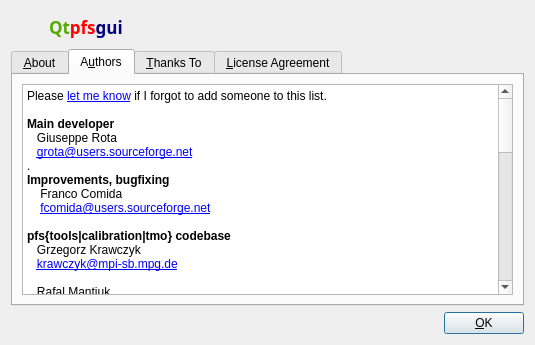
The window that forms/about.ui (LuminanceHDR/LuminanceHDR) describes before a commit, drawn with Qt 5.
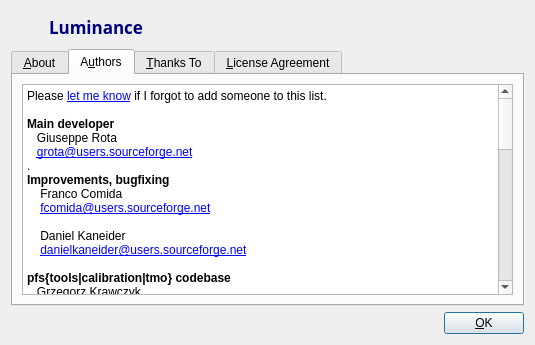
The same window after the commit. The open tabs and pages were chosen to show the change. Icons and pictures are not drawn.

Commit message: Project renamed to 'Luminance' (for TODOs have a look in changelog-file)

The edit to the form file:
```diff
--- a/forms/about.ui
+++ b/forms/about.ui
@@ -61,7 +61,7 @@
 &lt;html>&lt;head>&lt;meta name="qrichtext" content="1" />&lt;style type="text/css">
 p, li { white-space: pre-wrap; }
 &lt;/style>&lt;/head>&lt;body style=" font-family:'Sans Serif'; font-size:13pt; font-weight:400; font-style:normal;">
-&lt;p style=" margin-top:0px; margin-bottom:0px; margin-left:0px; margin-right:0px; -qt-block-indent:0; text-indent:0px;">&lt;span style=" font-weight:600; color:#55aa00;">Qt&lt;/span>&lt;span style=" font-weight:600; color:#ff0000;">pfs&lt;/span>&lt;span style=" font-weight:600; color:#00007f;">gui &lt;/span>&lt;/p>&lt;/body>&lt;/html></string>
+&lt;p style=" margin-top:0px; margin-bottom:0px; margin-left:0px; margin-right:0px; -qt-block-indent:0; text-indent:0px;">&lt;span style=" font-weight:600; color:#00007f;">Luminance &lt;/span>&lt;/p>&lt;/body>&lt;/html></string>
          </property>
         </widget>
        </item>
@@ -161,15 +161,18 @@
             <string>&lt;!DOCTYPE HTML PUBLIC "-//W3C//DTD HTML 4.0//EN" "http://www.w3.org/TR/REC-html40/strict.dtd">
 &lt;html>&lt;head>&lt;meta name="qrichtext" content="1" />&lt;style type="text/css">
 p, li { white-space: pre-wrap; }
-&lt;/style>&lt;/head>&lt;body style=" font-family:'Sans Serif'; font-size:10pt; font-weight:400; font-style:normal;">
-&lt;p style=" margin-top:0px; margin-bottom:0px; margin-left:0px; margin-right:0px; -qt-block-indent:0; text-indent:0px; font-size:9pt;">Please &lt;a href="mailto:grota@users.sourceforge.net">&lt;span style=" text-decoration: underline; color:#0000ff;">let me know&lt;/span>&lt;/a> if I forgot to add someone to this list.&lt;/p>
-&lt;p style=" margin-top:0px; margin-bottom:0px; margin-left:0px; margin-right:0px; -qt-block-indent:0; text-indent:0px; font-size:9pt;">&lt;br />&lt;span style=" font-weight:600;">Main developer&lt;/span>&lt;/p>
-&lt;p style=" margin-top:0px; margin-bottom:0px; margin-left:0px; margin-right:0px; -qt-block-indent:0; text-indent:0px; font-size:9pt;">   Giuseppe Rota&lt;br />   &lt;a href="mailto:grota@users.sourceforge.net">&lt;span style=" text-decoration: underline; color:#0000ff;">grota@users.sourceforge.net&lt;/span>&lt;/a>&lt;br />.&lt;br />&lt;span style=" font-weight:600;">Improvements, bugfixing&lt;/span>&lt;/p>
-&lt;p style=" margin-top:0px; margin-bottom:0px; margin-left:0px; margin-right:0px; -qt-block-indent:0; text-indent:0px; font-size:9pt;">    Franco Comida&lt;/p>
-&lt;p style=" margin-top:0px; margin-bottom:0px; margin-left:0px; margin-right:0px; -qt-block-indent:0; text-indent:0px; font-size:9pt;">    &lt;a href="mailto:fcomida@users.sourceforge.net">&lt;span style=" text-decoration: underline; color:#0000ff;">fcomida@users.sourceforge.net&lt;/span>&lt;/a>&lt;/p>
-&lt;p style="-qt-paragraph-type:empty; margin-top:0px; margin-bottom:0px; margin-left:0px; margin-right:0px; -qt-block-indent:0; text-indent:0px; font-size:9pt; text-decoration: underline; color:#0000ff;">&lt;/p>
-&lt;p style=" margin-top:0px; margin-bottom:0px; margin-left:0px; margin-right:0px; -qt-block-indent:0; text-indent:0px; font-size:9pt;">&lt;span style=" font-weight:600;">pfs{tools|calibration|tmo} codebase&lt;/span>&lt;br />   Grzegorz Krawczyk&lt;br />   &lt;a href="mailto:krawczyk@mpi-sb.mpg.de">&lt;span style=" text-decoration: underline; color:#0000ff;">krawczyk@mpi-sb.mpg.de&lt;/span>&lt;/a>&lt;br />   &lt;br />   Rafal Mantiuk&lt;br />   &lt;a href="mailto:mantiuk@mpi-sb.mpg.de">&lt;span style=" text-decoration: underline; color:#0000ff;">mantiuk@mpi-sb.mpg.de &lt;/span>&lt;/a>&lt;/p>
-&lt;p style=" margin-top:0px; margin-bottom:0px; margin-left:0px; margin-right:0px; -qt-block-indent:0; text-indent:0px; font-size:9pt; text-decoration: underline; color:#0000ff;">&lt;br />&lt;span style=" font-weight:600; text-decoration:none; color:#000000;">G.Ward's Mean Threshold Bitmap (MTB) algorithm &lt;/span>&lt;span style=" text-decoration:none; color:#000000;">&lt;br />   Nicholas Phillips&lt;br />   &lt;/span>&lt;a href="ngphillips@gmail.com">ngphillips@gmail.com&lt;/a>&lt;span style=" text-decoration:none; color:#000000;">&lt;br />  &lt;br />&lt;/span>&lt;span style=" font-weight:600; text-decoration:none; color:#000000;">Russian translator, fixed usability issues, .desktop file&lt;/span>&lt;span style=" text-decoration:none; color:#000000;">&lt;br />   Alexandre Prokoudine&lt;br />   &lt;/span>&lt;a href="alexandre.prokoudine@gmail.com">alexandre.prokoudine@gmail.com&lt;/a>&lt;span style=" text-decoration:none; color:#000000;">&lt;br />   &lt;br />&lt;/span>&lt;span style=" font-weight:600; text-decoration:none; color:#000000;">Mac OS X packager, Norwegian translator&lt;/span>&lt;span style=" text-decoration:none; color:#000000;">&lt;br />   Åsmund Ødegård&lt;br />   &lt;/span>&lt;a href="mandus@users.sourceforge.net">mandus@users.sourceforge.net&lt;/a>&lt;span style=" text-decoration:none; color:#000000;">&lt;br />   &lt;br />&lt;/span>&lt;span style=" font-weight:600; text-decoration:none; color:#000000;">Turkish translato&lt;/span>&lt;span style=" text-decoration:none; color:#000000;">r&lt;br />   Mustafa GÜNAY&lt;br />   .&lt;br />&lt;/span>&lt;span style=" font-weight:600; text-decoration:none; color:#000000;">French translator and Ubuntu packager&lt;/span>&lt;span style=" text-decoration:none; color:#000000;">  &lt;br />   Cyril Lavier&lt;br />   &lt;br />&lt;/span>&lt;span style=" font-weight:600; text-decoration:none; color:#000000;">Spanish translator&lt;/span>&lt;span style=" text-decoration:none; color:#000000;">&lt;br />   Alberto Garcia&lt;br />   &lt;br />&lt;/span>&lt;span style=" font-weight:600; text-decoration:none; color:#000000;">German translator&lt;/span>&lt;span style=" text-decoration:none; color:#000000;">&lt;br />   Ralph Kaeppeli&lt;br />   .&lt;br />&lt;/span>&lt;span style=" font-weight:600; text-decoration:none; color:#000000;">Czech translator&lt;/span>&lt;span style=" text-decoration:none; color:#000000;">&lt;br />   Jan Gemela&lt;br />   &lt;br />&lt;/span>&lt;span style=" font-weight:600; text-decoration:none; color:#000000;">Polish translator&lt;/span>&lt;span style=" text-decoration:none; color:#000000;">&lt;br />   Maciej Dziardziel&lt;br />   &lt;br />&lt;/span>&lt;span style=" font-weight:600; text-decoration:none; color:#000000;">FreeBSD patches and maintainers&lt;/span>&lt;span style=" text-decoration:none; color:#000000;">&lt;br />   Bertrand Petit and Steffen Beyer&lt;br />&lt;/span>&lt;/p>&lt;/body>&lt;/html></string>
+&lt;/style>&lt;/head>&lt;body style=" font-family:'MS Shell Dlg 2'; font-size:8.25pt; font-weight:400; font-style:normal;">
+&lt;p style=" margin-top:0px; margin-bottom:0px; margin-left:0px; margin-right:0px; -qt-block-indent:0; text-indent:0px; font-family:'Sans Serif'; font-size:9pt;">Please &lt;a href="mailto:grota@users.sourceforge.net">&lt;span style=" text-decoration: underline; color:#0000ff;">let me know&lt;/span>&lt;/a> if I forgot to add someone to this list.&lt;/p>
+&lt;p style=" margin-top:0px; margin-bottom:0px; margin-left:0px; margin-right:0px; -qt-block-indent:0; text-indent:0px; font-family:'Sans Serif'; font-size:9pt;">&lt;br />&lt;span style=" font-weight:600;">Main developer&lt;/span>&lt;/p>
+&lt;p style=" margin-top:0px; margin-bottom:0px; margin-left:0px; margin-right:0px; -qt-block-indent:0; text-indent:0px; font-family:'Sans Serif'; font-size:9pt;">   Giuseppe Rota&lt;br />   &lt;a href="mailto:grota@users.sourceforge.net">&lt;span style=" text-decoration: underline; color:#0000ff;">grota@users.sourceforge.net&lt;/span>&lt;/a>&lt;br />.&lt;br />&lt;span style=" font-weight:600;">Improvements, bugfixing&lt;/span>&lt;/p>
+&lt;p style=" margin-top:0px; margin-bottom:0px; margin-left:0px; margin-right:0px; -qt-block-indent:0; text-indent:0px; font-family:'Sans Serif'; font-size:9pt;">    Franco Comida&lt;/p>
+&lt;p style=" margin-top:0px; margin-bottom:0px; margin-left:0px; margin-right:0px; -qt-block-indent:0; text-indent:0px; font-family:'Sans Serif'; font-size:9pt;">    &lt;a href="mailto:fcomida@users.sourceforge.net">&lt;span style=" text-decoration: underline; color:#0000ff;">fcomida@users.sourceforge.net&lt;/span>&lt;/a>&lt;/p>
+&lt;p style="-qt-paragraph-type:empty; margin-top:0px; margin-bottom:0px; margin-left:0px; margin-right:0px; -qt-block-indent:0; text-indent:0px; font-family:'Sans Serif'; font-size:9pt; text-decoration: underline; color:#0000ff;">&lt;/p>
+&lt;p style=" margin-top:0px; margin-bottom:0px; margin-left:0px; margin-right:0px; -qt-block-indent:0; text-indent:0px; font-family:'Sans Serif'; font-size:9pt;">    Daniel Kaneider&lt;/p>
+&lt;p style=" margin-top:0px; margin-bottom:0px; margin-left:0px; margin-right:0px; -qt-block-indent:0; text-indent:0px; font-family:'Sans Serif'; font-size:9pt;">    &lt;a href="mailto:danielkaneider@users.sourceforge.net">&lt;span style=" text-decoration: underline; color:#0000ff;">danielkaneider@users.sourceforge.net&lt;/span>&lt;/a>&lt;/p>
+&lt;p style="-qt-paragraph-type:empty; margin-top:0px; margin-bottom:0px; margin-left:0px; margin-right:0px; -qt-block-indent:0; text-indent:0px; font-family:'Sans Serif'; font-size:9pt; text-decoration: underline; color:#0000ff;">&lt;/p>
+&lt;p style=" margin-top:0px; margin-bottom:0px; margin-left:0px; margin-right:0px; -qt-block-indent:0; text-indent:0px; font-family:'Sans Serif'; font-size:9pt;">&lt;span style=" font-weight:600;">pfs{tools|calibration|tmo} codebase&lt;/span>&lt;br />   Grzegorz Krawczyk&lt;br />   &lt;a href="mailto:krawczyk@mpi-sb.mpg.de">&lt;span style=" text-decoration: underline; color:#0000ff;">krawczyk@mpi-sb.mpg.de&lt;/span>&lt;/a>&lt;br />   &lt;br />   Rafal Mantiuk&lt;br />   &lt;a href="mailto:mantiuk@mpi-sb.mpg.de">&lt;span style=" text-decoration: underline; color:#0000ff;">mantiuk@mpi-sb.mpg.de &lt;/span>&lt;/a>&lt;/p>
+&lt;p style=" margin-top:0px; margin-bottom:0px; margin-left:0px; margin-right:0px; -qt-block-indent:0; text-indent:0px; font-family:'Sans Serif'; font-size:9pt; text-decoration: underline; color:#0000ff;">&lt;br />&lt;span style=" font-weight:600; text-decoration:none; color:#000000;">G.Ward's Mean Threshold Bitmap (MTB) algorithm &lt;/span>&lt;span style=" text-decoration:none; color:#000000;">&lt;br />   Nicholas Phillips&lt;br />   &lt;/span>&lt;a href="ngphillips@gmail.com">ngphillips@gmail.com&lt;/a>&lt;span style=" text-decoration:none; color:#000000;">&lt;br />  &lt;br />&lt;/span>&lt;span style=" font-weight:600; text-decoration:none; color:#000000;">Russian translator, fixed usability issues, .desktop file&lt;/span>&lt;span style=" text-decoration:none; color:#000000;">&lt;br />   Alexandre Prokoudine&lt;br />   &lt;/span>&lt;a href="alexandre.prokoudine@gmail.com">alexandre.prokoudine@gmail.com&lt;/a>&lt;span style=" text-decoration:none; color:#000000;">&lt;br />   &lt;br />&lt;/span>&lt;span style=" font-weight:600; text-decoration:none; color:#000000;">Mac OS X packager, Norwegian translator&lt;/span>&lt;span style=" text-decoration:none; color:#000000;">&lt;br />   Åsmund Ødegård&lt;br />   &lt;/span>&lt;a href="mandus@users.sourceforge.net">mandus@users.sourceforge.net&lt;/a>&lt;span style=" text-decoration:none; color:#000000;">&lt;br />   &lt;br />&lt;/span>&lt;span style=" font-weight:600; text-decoration:none; color:#000000;">Turkish translato&lt;/span>&lt;span style=" text-decoration:none; color:#000000;">r&lt;br />   Mustafa GÜNAY&lt;br />   .&lt;br />&lt;/span>&lt;span style=" font-weight:600; text-decoration:none; color:#000000;">French translator and Ubuntu packager&lt;/span>&lt;span style=" text-decoration:none; color:#000000;">  &lt;br />   Cyril Lavier&lt;br />   &lt;br />&lt;/span>&lt;span style=" font-weight:600; text-decoration:none; color:#000000;">Spanish translator&lt;/span>&lt;span style=" text-decoration:none; color:#000000;">&lt;br />   Alberto Garcia&lt;br />   &lt;br />&lt;/span>&lt;span style=" font-weight:600; text-decoration:none; color:#000000;">German translator&lt;/span>&lt;span style=" text-decoration:none; color:#000000;">&lt;br />   Ralph Kaeppeli&lt;br />   .&lt;br />&lt;/span>&lt;span style=" font-weight:600; text-decoration:none; color:#000000;">Czech translator&lt;/span>&lt;span style=" text-decoration:none; color:#000000;">&lt;br />   Jan Gemela&lt;br />   &lt;br />&lt;/span>&lt;span style=" font-weight:600; text-decoration:none; color:#000000;">Polish translator&lt;/span>&lt;span style=" text-decoration:none; color:#000000;">&lt;br />   Maciej Dziardziel&lt;br />   &lt;br />&lt;/span>&lt;span style=" font-weight:600; text-decoration:none; color:#000000;">FreeBSD patches and maintainers&lt;/span>&lt;span style=" text-decoration:none; color:#000000;">&lt;br />   Bertrand Petit and Steffen Beyer&lt;br />&lt;/span>&lt;/p>&lt;/body>&lt;/html></string>
            </property>
           </widget>
          </item>
```
Left out of the diff: 34 changed lines with no effect on the pictures. The commit also changes 247 other files.
